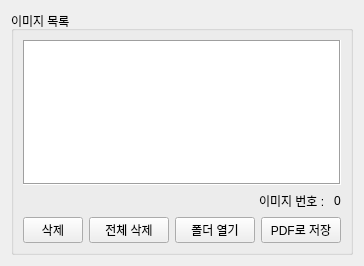
This is ui/image_list_widget.ui in gyuha/capture-macro2 as Qt 5 draws it before an edit. The edited form follows.
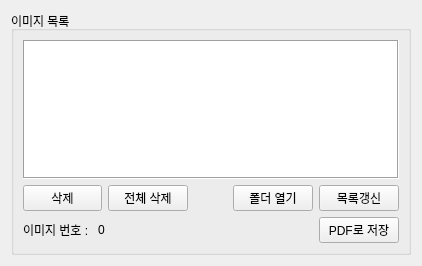
This is the edited form.

Commit message:
이미지 목록 위젯 UI 및 기능 개선
- 이미지 목록 위젯에 '목록갱신' 버튼 추가
- 버튼 클릭 시 캡처된 파일 목록 리로드 기능 구현
- UI 레이아웃 재배치 및 위젯 크기 조정
- 버튼 및 레이블 위치 변경

Patch:
```diff
--- a/ui/image_list_widget.ui
+++ b/ui/image_list_widget.ui
@@ -6,7 +6,7 @@
    <rect>
     <x>0</x>
     <y>0</y>
-    <width>349</width>
+    <width>422</width>
     <height>266</height>
    </rect>
   </property>
@@ -51,37 +51,6 @@
         </property>
        </widget>
       </item>
-      <item>
-       <layout class="QHBoxLayout" name="horizontalLayout">
-        <item>
-         <spacer name="horizontalSpacer">
-          <property name="orientation">
-           <enum>Qt::Orientation::Horizontal</enum>
-          </property>
-          <property name="sizeHint" stdset="0">
-           <size>
-            <width>40</width>
-            <height>20</height>
-           </size>
-          </property>
-         </spacer>
-        </item>
-        <item>
-         <widget class="QLabel" name="label">
-          <property name="text">
-           <string>이미지 번호 : </string>
-          </property>
-         </widget>
-        </item>
-        <item>
-         <widget class="QLabel" name="lbImageNumber">
-          <property name="text">
-           <string>0</string>
-          </property>
-         </widget>
-        </item>
-       </layout>
-      </item>
       <item>
        <layout class="QHBoxLayout" name="horizontalLayout_5">
         <item>
@@ -123,6 +92,44 @@
            <string>폴더 열기</string>
           </property>
          </widget>
+        </item>
+        <item>
+         <widget class="QPushButton" name="btnReload">
+          <property name="text">
+           <string>목록갱신</string>
+          </property>
+         </widget>
+        </item>
+       </layout>
+      </item>
+      <item>
+       <layout class="QHBoxLayout" name="horizontalLayout">
+        <item>
+         <widget class="QLabel" name="label">
+          <property name="text">
+           <string>이미지 번호 : </string>
+          </property>
+         </widget>
+        </item>
+        <item>
+         <widget class="QLabel" name="lbImageNumber">
+          <property name="text">
+           <string>0</string>
+          </property>
+         </widget>
+        </item>
+        <item>
+         <spacer name="horizontalSpacer">
+          <property name="orientation">
+           <enum>Qt::Orientation::Horizontal</enum>
+          </property>
+          <property name="sizeHint" stdset="0">
+           <size>
+            <width>40</width>
+            <height>20</height>
+           </size>
+          </property>
+         </spacer>
         </item>
         <item>
          <widget class="QPushButton" name="btnToPdf">
```
The commit also changes 2 other files.
